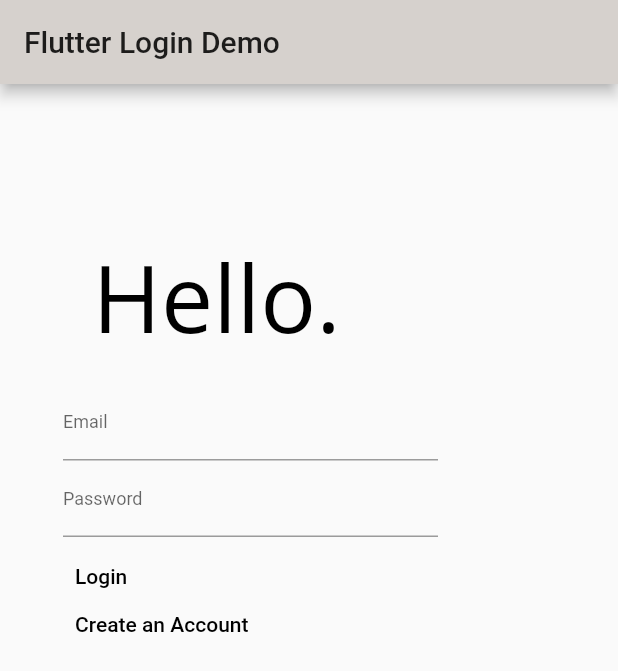
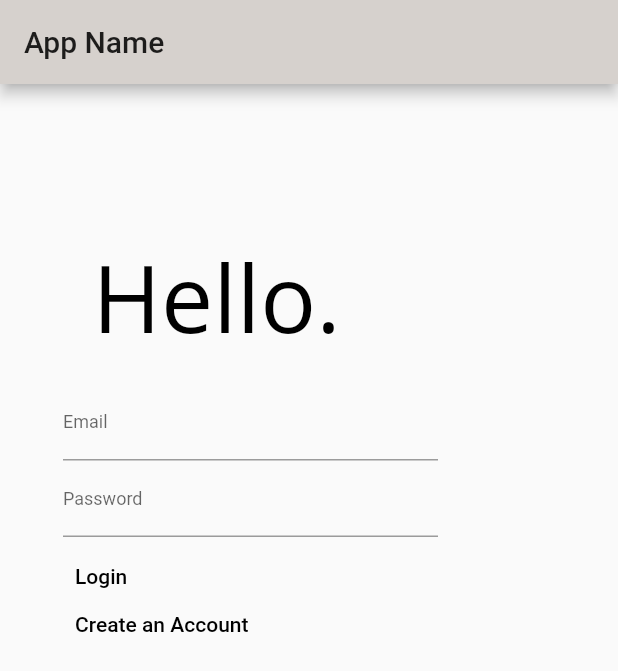
Before and after one commit to llquillo/SP2, a Flutter app: the screen it shows after launch, on a phone screen of 412 x 824 dp. Shown: the top 671 px of the screen. Run offline on Flutter 3.47's test engine with Material 2 defaults, Android fonts, the phone set to English and light mode, and no system bars; our stand-ins replace firebase_auth, firebase_core, google_fonts; accounts and stored records are empty.

Commit message:
Changed App Bar name

```diff
--- a/lib/login_page.dart
+++ b/lib/login_page.dart
@@ -66,7 +66,7 @@ class _LoginPageState extends State<LoginPage> {
   Widget build(BuildContext context) {
     return new Scaffold(
       appBar: new AppBar(
-        title: new Text('Flutter Login Demo'),
+        title: new Text('App Name'),
       ),
       resizeToAvoidBottomInset: false,
       resizeToAvoidBottomPadding: false,
```
